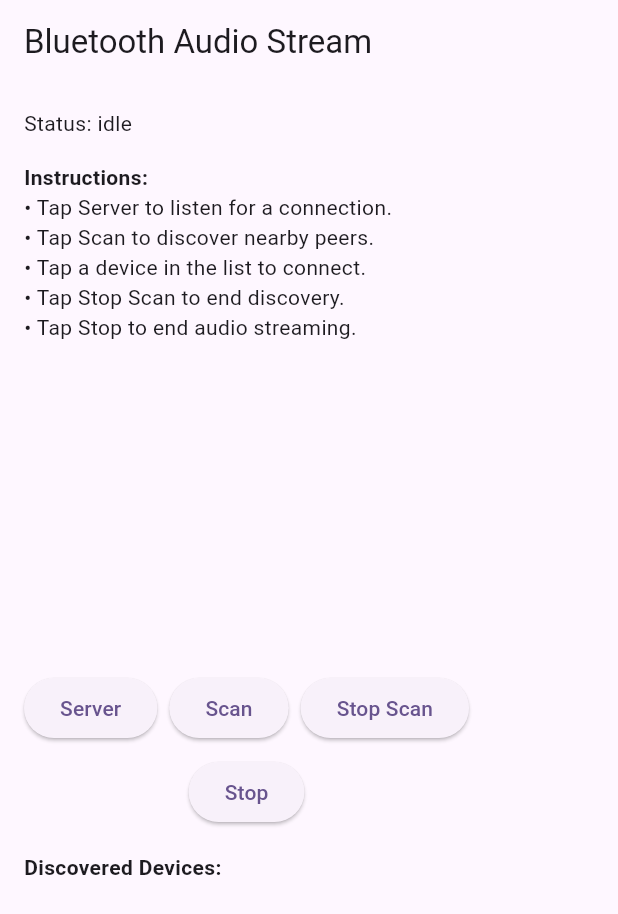
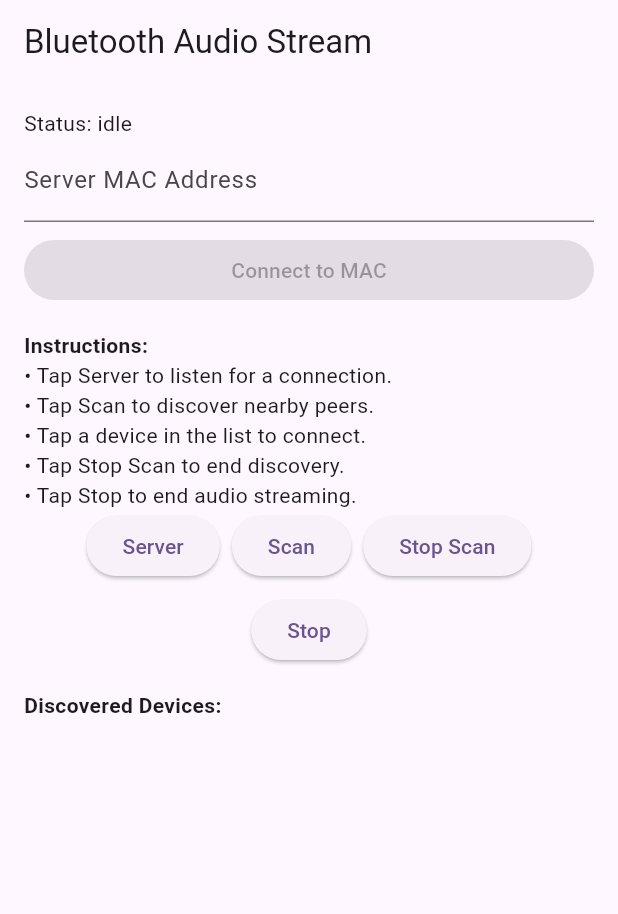
Before and after one commit to AlexisDanlos/BTCalls, a Flutter app: the screen it shows after launch, on a phone screen of 412 x 824 dp. Shown: the top 914 px of the screen. Run offline on Flutter 3.47's test engine with Material 3 defaults, Android fonts, the phone set to English and light mode, and no system bars; our stand-ins replace permission_handler.

Commit message:
Added manual pairing

```diff
--- a/lib/main.dart
+++ b/lib/main.dart
@@ -63,11 +63,35 @@ class _MyHomePageState extends State<MyHomePage> {
   final _devices = <Map<String, String>>[];
   final Set<String> _seen = HashSet();
   String _status = 'idle';
+  // Removed local address fetching
+  // controller for manual server MAC input
+  final TextEditingController _manualMacController = TextEditingController();
+  // MAC address validation state
+  bool _isMacValid = false;
+  final RegExp _macRegExp = RegExp(r'^([0-9A-Fa-f]{2}:){5}[0-9A-Fa-f]{2}$');
 
   @override
   void initState() {
     super.initState();
     _channel.setMethodCallHandler(_handleNativeCall);
+    _manualMacController.addListener(_validateMac);
+  }
+
+  void _validateMac() {
+    final text = _manualMacController.text.trim();
+    final isValid = _macRegExp.hasMatch(text);
+    if (isValid != _isMacValid) {
+      setState(() {
+        _isMacValid = isValid;
+      });
+    }
+  }
+
+  @override
+  void dispose() {
+    _manualMacController.removeListener(_validateMac);
+    _manualMacController.dispose();
+    super.dispose();
   }
 
   Future<void> _handleNativeCall(MethodCall call) async {
@@ -132,6 +156,7 @@ class _MyHomePageState extends State<MyHomePage> {
     await _channel.invokeMethod('startClient', {'macAddress': address});
   }
 
+
   @override
   Widget build(BuildContext context) {
     // This method is rerun every time setState is called, for instance as done
@@ -146,10 +171,30 @@ class _MyHomePageState extends State<MyHomePage> {
       ),
       body: Padding(
         padding: const EdgeInsets.all(16),
-        child: Column(
-          crossAxisAlignment: CrossAxisAlignment.start,
+  child: ListView(
            children: [
             Text('Status: $_status'),
+            // Manual server MAC entry
+            TextField(
+              controller: _manualMacController,
+              decoration: InputDecoration(
+                labelText: 'Server MAC Address',
+                hintText: '00:11:22:33:44:55',
+                errorText: _manualMacController.text.isEmpty || _isMacValid
+                    ? null
+                    : 'Invalid MAC format',
+              ),
+            ),
+            const SizedBox(height: 8),
+            ElevatedButton(
+              onPressed: _isMacValid
+                  ? () {
+                      final mac = _manualMacController.text.trim();
+                      _connectToDevice(mac);
+                    }
+                  : null,
+              child: const Text('Connect to MAC'),
+            ),
             const SizedBox(height: 16),
             const Text('Instructions:', style: TextStyle(fontWeight: FontWeight.bold)),
             const Text('• Tap Server to listen for a connection.'),
@@ -157,7 +202,6 @@ class _MyHomePageState extends State<MyHomePage> {
             const Text('• Tap a device in the list to connect.'),
             const Text('• Tap Stop Scan to end discovery.'),
             const Text('• Tap Stop to end audio streaming.'),
-            const Spacer(),
             // Button controls
             Wrap(
               spacing: 8,
@@ -172,8 +216,10 @@ class _MyHomePageState extends State<MyHomePage> {
             ),
             const SizedBox(height: 16),
             Text('Discovered Devices:', style: TextStyle(fontWeight: FontWeight.bold)),
-            Expanded(
-              child: ListView.builder(
+            // Shrink-wrapped ListView for devices inside a scrollable parent
+            ListView.builder(
+              shrinkWrap: true,
+              physics: NeverScrollableScrollPhysics(),
               itemCount: _devices.length,
               itemBuilder: (_, i) {
                 final device = _devices[i];
@@ -184,7 +230,6 @@ class _MyHomePageState extends State<MyHomePage> {
                 );
               },
             ),
-            ),
           ],
         ),
       ),
```
Lines whose indentation alone changed are shown as unchanged.
